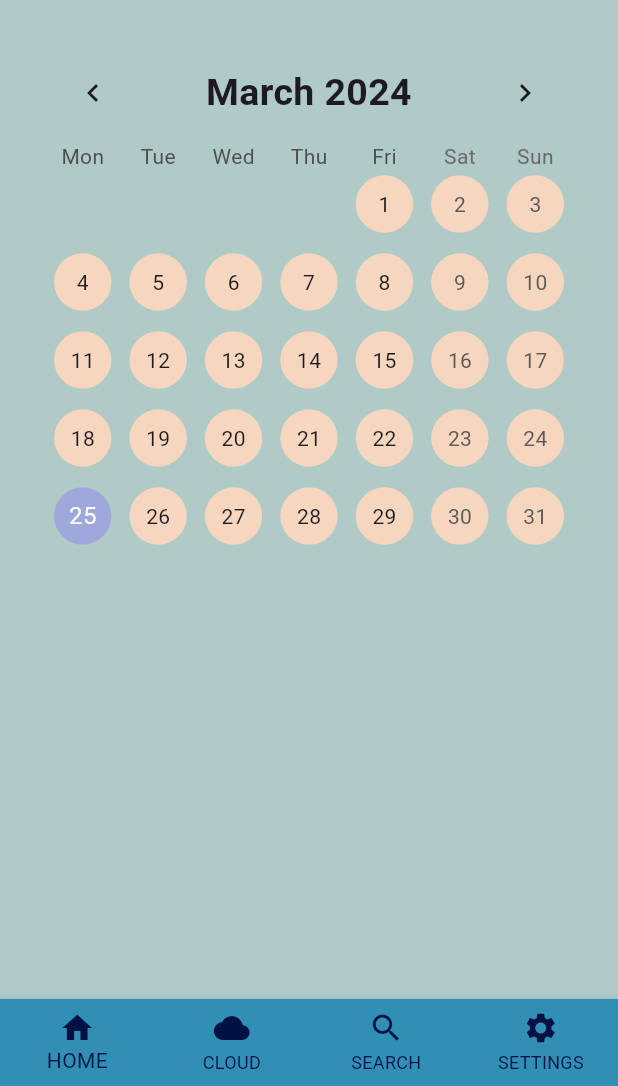
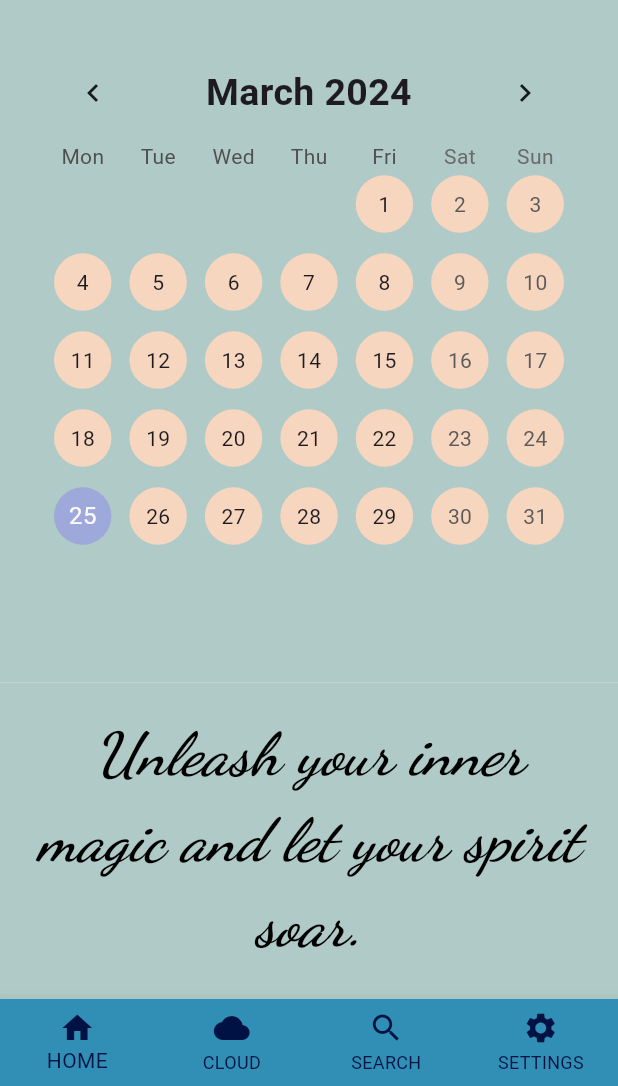
Before and after one commit to iwizy59/enchanteddiary, a Flutter app: the CalendarPage screen opened directly, on a phone screen of 412 x 824 dp, the part 150-1236 px from its top. Run offline on Flutter 3.47's test engine with Material 3 defaults, Android fonts, the phone set to English and light mode, and no system bars; drawn by our look-alikes of table_calendar; our stand-ins replace dots_indicator, shared_preferences, sqflite; accounts and stored records are empty; Roboto replaces fonts that are missing (Poppins).

Commit message:
[FEATURE] Random magical quote on homepage

```diff
--- a/lib/calendar/calendar_page.dart
+++ b/lib/calendar/calendar_page.dart
@@ -3,7 +3,7 @@ import 'package:enchanteddiary/header/header.dart';
 import 'package:flutter/material.dart';
 import 'package:shared_preferences/shared_preferences.dart';
 import 'calendar.dart';
-import 'calendar.dart'; // Assurez-vous que le chemin vers le widget du calendrier est correct
+import 'magical_quote.dart';
 
 class CalendarPage extends StatelessWidget {
 
@@ -31,20 +31,14 @@ class CalendarPage extends StatelessWidget {
               width: double.infinity,
               color: Colors.grey[200],
               alignment: Alignment.center,
+              child: MagicalQuote(),
+            ),
+            Container(
+              width: double.infinity,
+              color: Colors.grey[200],
+              alignment: Alignment.center,
               child: Footer(),
             ),
-            /*Container(child : ElevatedButton(
-
-    onPressed: () async {
-      final prefs = await SharedPreferences.getInstance();
-      await prefs.setBool('isFirstStart', true);
-
-    }, child: Padding(
-              padding: const EdgeInsets.all(12.0),
-              child: Text("Reset first start"),
-            ),
-    ),*/
-
           ],
         ),
       ),
--- /dev/null
+++ b/lib/calendar/magical_quote.dart
@@ -0,0 +1,53 @@
+import 'dart:math';
+import 'package:flutter/material.dart';
+
+class MagicalQuote extends StatelessWidget {
+  final Color darkBlue = Color(0xFF001244);
+  final Color lightBlue = Color(0xFF005086);
+  final Color skyBlue = Color(0xFF318fb5);
+  final Color lightGray = Color(0xFFb0cac7);
+  final Color lightYellow = Color(0xFFf7d6bf);
+
+  final List<String> magicalQuotes = [
+    "Believe in the magic within you.",
+    "Let the magic within you light up the world around you.",
+    "In a world of ordinary, dare to be enchanted.",
+    "Find the magic in everyday moments.",
+    "Let your imagination run wild and your dreams take flight.",
+    "Life's an adventure – sprinkle it with a little enchantment.",
+    "Embrace the whimsy of life and let the magic happen.",
+    "In a world of chaos, create your own enchanting moments.",
+    "Dance in the moonlight and let the stars guide your path.",
+    "Unleash your inner magic and let your spirit soar.",
+    "Open your heart to the enchantment all around you.",
+    "Explore, dream, discover – and never forget the magic within.",
+    "Life's too short to be ordinary – let's make it magical!"
+  ];
+
+  @override
+  Widget build(BuildContext context) {
+    Random random = Random();
+    int index = random.nextInt(magicalQuotes.length);
+    String quote = magicalQuotes[index];
+
+    return Container(
+      padding: EdgeInsets.all(20),
+      decoration: BoxDecoration(
+        color: lightGray,
+      ),
+      child: Center(
+        child: Text(
+          quote,
+          textAlign: TextAlign.center,
+          style: TextStyle(
+            fontSize: 40,
+            fontWeight: FontWeight.bold,
+            fontStyle: FontStyle.italic,
+            fontFamily: 'DancingScript',
+            color: Colors.black,
+          ),
+        ),
+      ),
+    );
+  }
+}
--- a/pubspec.yaml
+++ b/pubspec.yaml
@@ -68,6 +68,11 @@ flutter:
   assets:
     - assets/images/
     - assets/images/onboarding/
+  fonts:
+    - family: DancingScript
+      fonts:
+        - asset: assets/fonts/DancingScript-Regular.ttf
+
 
   # An image asset can refer to one or more resolution-specific "variants", see
   # https://flutter.dev/assets-and-images/#resolution-aware
```
Also changed, not shown: assets/fonts/DancingScript-Regular.ttf (added), 4 other files.
